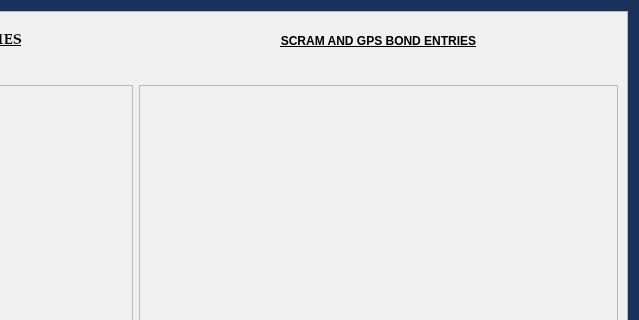
HunterProgram22/MuniEntry, file munientry/views/ui/MattoxWorkflowDialog.ui: the form before one commit; both pictures show x 367 to 1006 and y 0 to 320 of the 1006 by 828 pixel window.
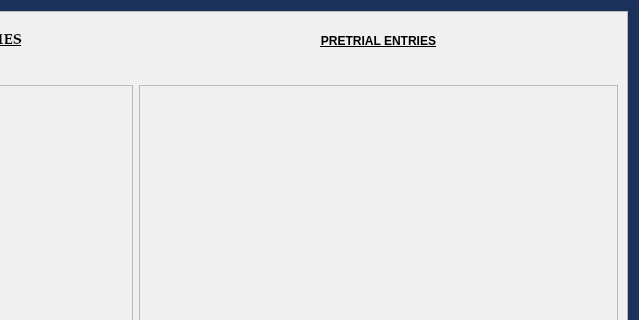
The form after the commit.

Commit message: Updated Mattox workflow for additional not guilty entries.

```diff
--- a/munientry/views/ui/MattoxWorkflowDialog.ui
+++ b/munientry/views/ui/MattoxWorkflowDialog.ui
@@ -69,7 +69,7 @@
      <property name="frameShadow">
       <enum>QFrame::Raised</enum>
      </property>
-     <layout class="QGridLayout" name="gridLayout_2" rowstretch="1,0,0,0,0,0,0,0,0,0">
+     <layout class="QGridLayout" name="gridLayout_2" rowstretch="1,0,0,0,0,0,0,0,0">
       <property name="verticalSpacing">
        <number>24</number>
       </property>
@@ -112,7 +112,7 @@
          </size>
         </property>
         <property name="text">
-         <string>&lt;html&gt;&lt;head/&gt;&lt;body&gt;&lt;p&gt;&lt;span style=&quot; text-decoration: underline;&quot;&gt;SCRAM AND GPS BOND ENTRIES&lt;/span&gt;&lt;/p&gt;&lt;/body&gt;&lt;/html&gt;</string>
+         <string>&lt;html&gt;&lt;head/&gt;&lt;body&gt;&lt;p&gt;&lt;span style=&quot; text-decoration: underline;&quot;&gt;PRETRIAL ENTRIES&lt;/span&gt;&lt;/p&gt;&lt;/body&gt;&lt;/html&gt;</string>
         </property>
         <property name="alignment">
          <set>Qt::AlignCenter</set>
```
The commit also changes 2 other files.
